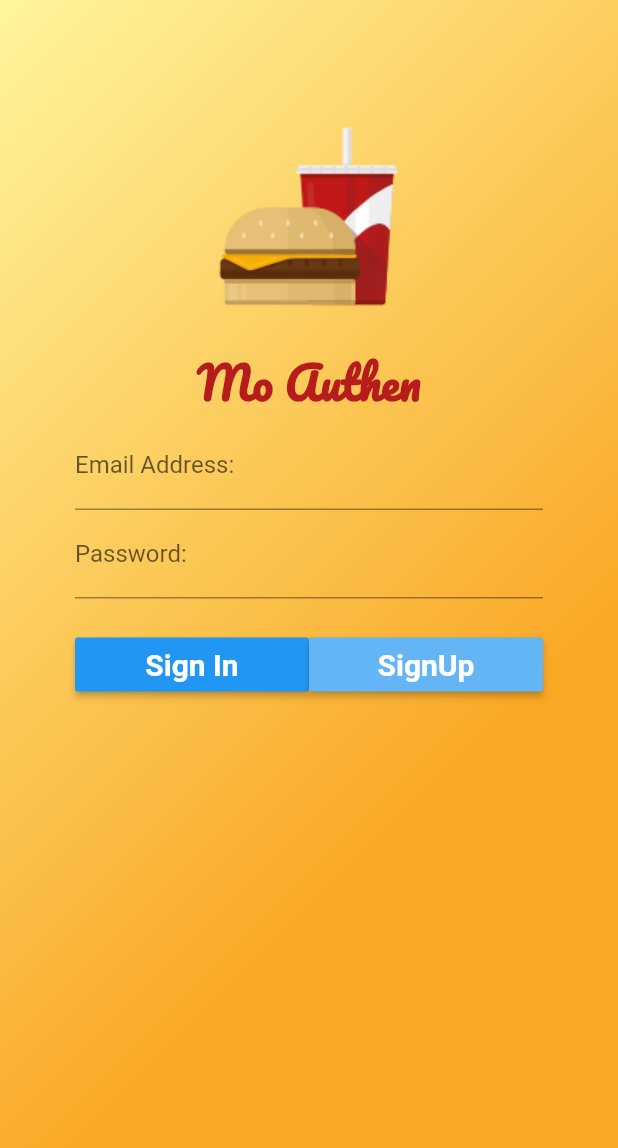
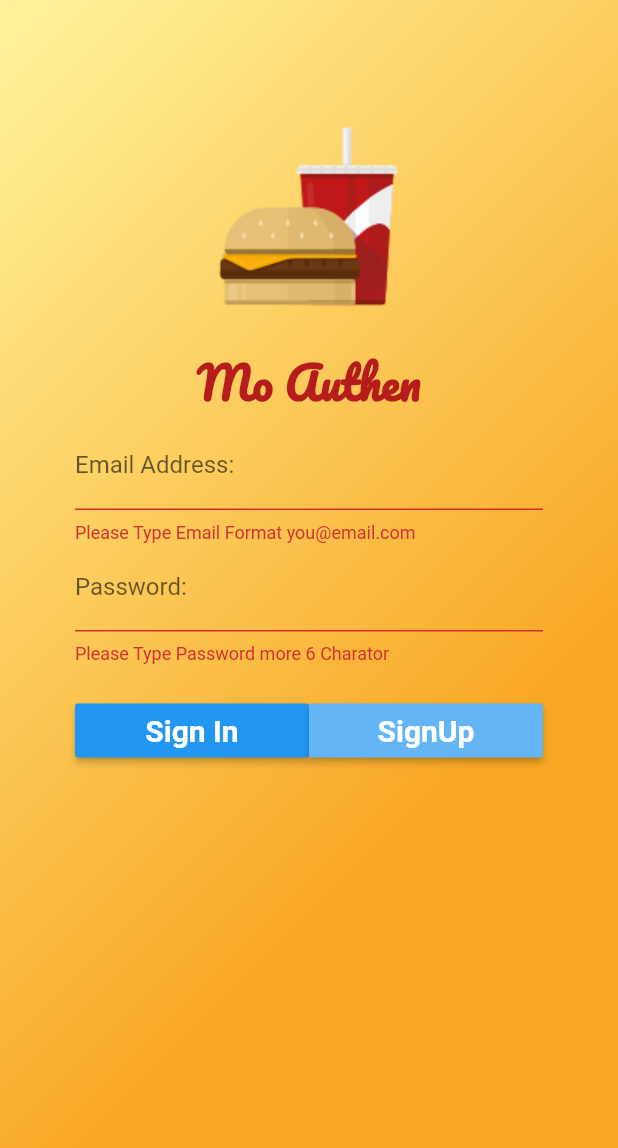
Before and after one commit to masterUNG/mo_authen, a Flutter app: the screen it shows after launch, after a tap on "Sign In", on a phone screen of 412 x 824 dp. Shown: the top 1148 px of the screen. Run offline on Flutter 3.47's test engine with Material 2 defaults, Android fonts, the phone set to English and light mode, and no system bars.

```diff
--- a/lib/main.dart
+++ b/lib/main.dart
@@ -23,6 +23,9 @@ class HomePage extends StatefulWidget {
 }
 
 class _HomePageState extends State<HomePage> {
+  final formKey = GlobalKey<FormState>();
+  String email, password;
+
   Widget showLogo() {
     return Image.asset('images/logo.png');
   }
@@ -42,17 +45,32 @@ class _HomePageState extends State<HomePage> {
     return TextFormField(
       decoration: InputDecoration(
           labelText: 'Email Address:', hintText: 'you@email.com'),
+      validator: (String value) {
+        if (!value.contains('@')) {
+          return 'Please Type Email Format you@email.com';
+        }
+      },onSaved: (String value) {
+        email =value;
+      },
     );
   }
 
   Widget passwordTextField() {
     return TextFormField(
+      obscureText: true,
       decoration:
           InputDecoration(labelText: 'Password:', hintText: 'more 6 Charator'),
+      validator: (String value) {
+        if (value.length <= 5) {
+          return 'Please Type Password more 6 Charator';
+        }
+      },onSaved: (String value) {
+        password =value;
+      },
     );
   }
 
-  Widget signInButton() {
+  Widget signInButton(BuildContext context) {
     return RaisedButton(
       color: Colors.blue,
       child: Text(
@@ -62,8 +80,17 @@ class _HomePageState extends State<HomePage> {
       ),
       onPressed: () {
         print('You Click SignIn');
+        checkAuthen(context);
       },
     );
+  }
+
+  void checkAuthen(BuildContext context) {
+    print(formKey.currentState.validate());
+    if (formKey.currentState.validate()) {
+      formKey.currentState.save();
+      print('email = $email, password = $password');
+    }
   }
 
   Widget signUpButton(BuildContext context) {
@@ -85,7 +112,9 @@ class _HomePageState extends State<HomePage> {
 
   @override
   Widget build(BuildContext context) {
-    return Scaffold(
+    return Form(
+      key: formKey,
+      child: Scaffold(
         body: Container(
           decoration: BoxDecoration(
               gradient: LinearGradient(
@@ -115,7 +144,7 @@ class _HomePageState extends State<HomePage> {
                   children: <Widget>[
                     new Expanded(
                       child: Container(
-                      child: signInButton(),
+                        child: signInButton(context),
                       ),
                     ),
                     new Expanded(
@@ -129,6 +158,7 @@ class _HomePageState extends State<HomePage> {
             ],
           ),
         ),
+      ),
     );
   }
 }
```
Lines whose indentation alone changed are shown as unchanged.
